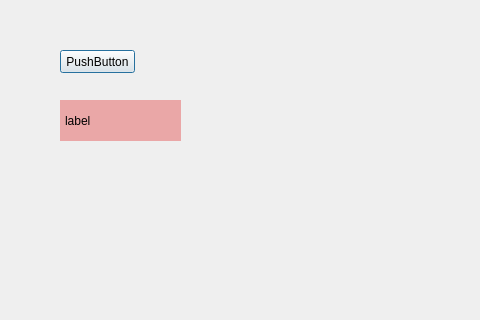
First picture: the form in play1005.ui, repository chimoon168/QtLanguage, before the edit; both pictures show x 0 to 480 and y 0 to 320 of the 675 by 516 pixel window.
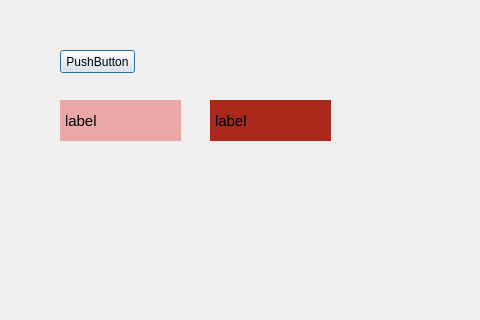
Second picture: the form after the edit.

The edit to the form file:
```diff
--- a/play1005.ui
+++ b/play1005.ui
@@ -35,6 +35,12 @@
      <height>41</height>
     </rect>
    </property>
+   <property name="font">
+    <font>
+     <family>Tahoma</family>
+     <pointsize>11</pointsize>
+    </font>
+   </property>
    <property name="styleSheet">
     <string notr="true">background-color: rgb(234, 167, 167);</string>
    </property>
@@ -48,6 +54,34 @@
     <number>5</number>
    </property>
   </widget>
+  <widget class="QLabel" name="label_2">
+   <property name="geometry">
+    <rect>
+     <x>210</x>
+     <y>100</y>
+     <width>121</width>
+     <height>41</height>
+    </rect>
+   </property>
+   <property name="font">
+    <font>
+     <family>Tahoma</family>
+     <pointsize>11</pointsize>
+    </font>
+   </property>
+   <property name="styleSheet">
+    <string notr="true">background-color: rgb(170, 41, 29);</string>
+   </property>
+   <property name="text">
+    <string>label</string>
+   </property>
+   <property name="margin">
+    <number>5</number>
+   </property>
+   <property name="indent">
+    <number>5</number>
+   </property>
+  </widget>
  </widget>
  <resources/>
  <connections/>
```
